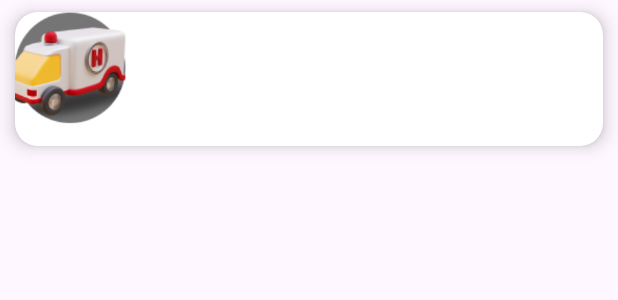
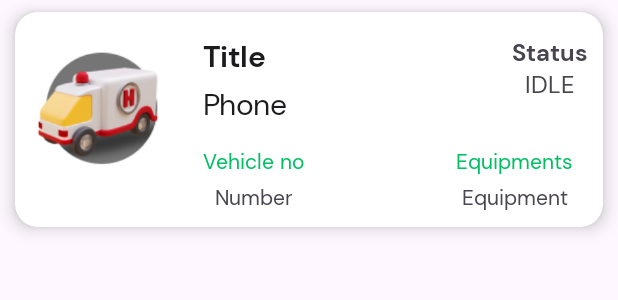
Before and after one commit to AnuragRanjan2003/SwiftAid, an Android app: the layout list_item_ambulance.xml on its own in the app's theme, with its tools: preview values and no code run, on a phone screen of 412 x 824 dp. Shown: the top 300 px of the screen. Run offline under Robolectric (Android 15) with nearby library versions, the phone set to English and light mode, and no system bars.

Commit message:
app is working

```diff
--- a/app/src/main/java/com/hackfest/swiftaid/fragments/authentication/organisation/OrganisationAskFragment.kt
+++ b/app/src/main/java/com/hackfest/swiftaid/fragments/authentication/organisation/OrganisationAskFragment.kt
@@ -28,6 +28,7 @@ class OrganisationAskFragment : Fragment() {
         val nc = findNavController()
         binding.loginButton.setOnClickListener {
             nc.navigate(R.id.organisationLoginFragment)
+
         }
 
         binding.signUpButton.setOnClickListener {
--- a/app/src/main/java/com/hackfest/swiftaid/fragments/map/BottomSheetFragment2.kt
+++ b/app/src/main/java/com/hackfest/swiftaid/fragments/map/BottomSheetFragment2.kt
@@ -21,9 +21,7 @@ class BottomSheetFragment2 : BottomSheetDialogFragment() {
             driverNumber = it.getString("drivernumber")!!
             vehicleNumber = it.getString("vehiclenumber")!!
 
-
         }
-
     }
 
     override fun onCreateView(
--- a/app/src/main/java/com/hackfest/swiftaid/fragments/map/Trackingfragment.kt
+++ b/app/src/main/java/com/hackfest/swiftaid/fragments/map/Trackingfragment.kt
@@ -36,6 +36,7 @@ import com.hackfest.swiftaid.repository.Repository
 import com.hackfest.swiftaid.viewModels.AmbulanceViewModel
 import com.hackfest.swiftaid.viewModels.MapsViewModel
 import com.hackfest.swiftaid.viewModels.factory.MapViewModelFactory
+import com.hackfest.swiftaid.viewmodels.UserAmbulanceViewModel
 
 class trackingfragment : Fragment(), OnMapReadyCallback, OnMarkerClickListener {
     private lateinit var binding: FragmentTrackingfragmentBinding
@@ -46,7 +47,7 @@ class trackingfragment : Fragment(), OnMapReadyCallback, OnMarkerClickListener {
     private lateinit var repository: Repository
     private lateinit var nearestambulance: Ambulance
     private lateinit var nearestAmbulanceData: NearestAmbulanceData
-    private lateinit var ambulanceViewmodel: AmbulanceViewModel
+    private lateinit var ambulanceViewmodel: UserAmbulanceViewModel
     private lateinit var auth: FirebaseAuth
     private lateinit var database: FirebaseDatabase
     private var ac: Boolean = false
@@ -76,7 +77,7 @@ class trackingfragment : Fragment(), OnMapReadyCallback, OnMarkerClickListener {
         ambulanceViewmodel = ViewModelProvider(
             this,
             ViewModelProvider.AndroidViewModelFactory(requireActivity().application)
-        )[AmbulanceViewModel::class.java]
+        )[UserAmbulanceViewModel::class.java]
         // getting the list of ambulances
 
 
--- a/app/src/main/res/layout/list_item_ambulance.xml
+++ b/app/src/main/res/layout/list_item_ambulance.xml
@@ -1,8 +1,8 @@
 <?xml version="1.0" encoding="utf-8"?>
 <androidx.cardview.widget.CardView xmlns:android="http://schemas.android.com/apk/res/android"
+    xmlns:app="http://schemas.android.com/apk/res-auto"
     android:layout_width="match_parent"
     android:layout_height="wrap_content"
-    xmlns:app="http://schemas.android.com/apk/res-auto"
     android:layout_marginLeft="10dp"
     android:layout_marginTop="8dp"
     android:layout_marginRight="10dp"
@@ -12,28 +12,118 @@
     app:cardCornerRadius="15dp"
     app:cardElevation="7dp">
 
+    <androidx.constraintlayout.widget.ConstraintLayout
+        android:layout_width="match_parent"
+        android:layout_height="match_parent"
+        android:paddingBottom="10dp">
+
         <com.google.android.material.imageview.ShapeableImageView
-        android:id="@+id/untitled_de"
-        android:layout_width="99dp"
-        android:layout_height="99dp"
-        android:layout_alignParentLeft="true"
-        android:layout_marginLeft="-15dp"
-        android:layout_alignParentTop="true"
-        android:layout_marginTop="-10dp"
-        android:background="@drawable/ambu_4"/>
+            android:id="@+id/shapeableImageView3"
+            android:layout_width="100dp"
+            android:layout_height="100dp"
+            android:layout_marginStart="5dp"
+            android:src="@drawable/ambu_4"
+            app:layout_constraintBottom_toBottomOf="parent"
+            app:layout_constraintStart_toStartOf="parent"
+            app:layout_constraintTop_toTopOf="parent" />
 
         <TextView
             android:id="@+id/title"
-        android:layout_width="0dp"
-        android:layout_height="20dp"
+            android:layout_width="wrap_content"
+            android:layout_height="wrap_content"
             android:layout_alignParentLeft="true"
             android:layout_alignParentRight="true"
             android:layout_centerVertical="true"
-        android:text="title"
+            android:layout_marginStart="20dp"
+            android:fontFamily="@font/bold"
+            android:text="Title"
             android:textAppearance="@style/title"
-        android:lineSpacingExtra="2sp"
-        android:translationY="-0.92sp"
+            app:layout_constraintStart_toEndOf="@+id/shapeableImageView3"
+            app:layout_constraintTop_toTopOf="@+id/shapeableImageView3" />
+
+        <TextView
+            android:id="@+id/phone"
+            android:layout_width="wrap_content"
+            android:layout_height="wrap_content"
+            android:layout_alignParentLeft="true"
+            android:layout_alignParentRight="true"
+            android:layout_centerVertical="true"
+            android:layout_marginTop="5dp"
+            android:fontFamily="@font/regular"
             android:gravity="top"
-        />
+            android:text="Phone"
+            android:textAppearance="@style/title"
+            app:layout_constraintStart_toStartOf="@+id/title"
+            app:layout_constraintTop_toBottomOf="@+id/title" />
 
+        <TextView
+            android:id="@+id/textView"
+            android:layout_width="wrap_content"
+            android:layout_height="wrap_content"
+            android:layout_marginEnd="10dp"
+            android:fontFamily="@font/bold"
+            android:text="Status"
+            android:textSize="16sp"
+            app:layout_constraintEnd_toEndOf="parent"
+            app:layout_constraintTop_toTopOf="@+id/title" />
+
+        <TextView
+            android:id="@+id/status"
+            android:layout_width="wrap_content"
+            android:layout_height="wrap_content"
+            android:fontFamily="@font/regular"
+            android:text="Idle"
+            android:textSize="16sp"
+            android:textAllCaps="true"
+            app:layout_constraintEnd_toEndOf="@+id/textView"
+            app:layout_constraintHorizontal_bias="0.483"
+            app:layout_constraintStart_toStartOf="@+id/textView"
+            app:layout_constraintTop_toBottomOf="@+id/textView" />
+
+        <TextView
+            android:id="@+id/textView2"
+            android:layout_width="wrap_content"
+            android:layout_height="wrap_content"
+            android:layout_marginTop="15dp"
+            android:fontFamily="@font/regular"
+            android:text="Vehicle no"
+            android:textColor="#00BF63"
+            app:layout_constraintStart_toStartOf="@+id/phone"
+            app:layout_constraintTop_toBottomOf="@+id/phone" />
+
+        <TextView
+            android:id="@+id/textView5"
+            android:layout_width="wrap_content"
+            android:layout_height="wrap_content"
+            android:layout_marginEnd="20dp"
+            android:fontFamily="@font/regular"
+            android:text="Equipments"
+            android:textColor="#00BF63"
+            app:layout_constraintBottom_toBottomOf="@+id/textView2"
+            app:layout_constraintEnd_toEndOf="parent"
+            app:layout_constraintTop_toTopOf="@+id/textView2" />
+
+        <TextView
+            android:id="@+id/vechicle_number"
+            android:layout_width="wrap_content"
+            android:layout_height="wrap_content"
+            android:layout_marginTop="5dp"
+            android:fontFamily="@font/regular"
+            android:text="Number"
+            app:layout_constraintEnd_toEndOf="@+id/textView2"
+
+            app:layout_constraintStart_toStartOf="@+id/textView2"
+            app:layout_constraintTop_toBottomOf="@+id/textView2" />
+
+        <TextView
+            android:id="@+id/equipment"
+            android:layout_width="wrap_content"
+            android:layout_height="wrap_content"
+            android:layout_marginTop="5dp"
+            android:fontFamily="@font/regular"
+            android:text="Equipment"
+            app:layout_constraintEnd_toEndOf="@+id/textView5"
+            app:layout_constraintStart_toStartOf="@+id/textView5"
+            app:layout_constraintTop_toBottomOf="@+id/textView5" />
+    </androidx.constraintlayout.widget.ConstraintLayout>
 </androidx.cardview.widget.CardView>
--- a/app/src/main/res/values/themes.xml
+++ b/app/src/main/res/values/themes.xml
@@ -31,7 +31,7 @@
     </style>
 
     <style name="title">
-        <item name="android:textSize">15sp</item>
+        <item name="android:textSize">20sp</item>
         <item name="android:letterSpacing">-0.02</item>
         <item name="android:textColor">#1C1C1E</item>
     </style>
```
Also changed, not shown: app/src/main/java/com/hackfest/swiftaid/fragments/map/NearByFragment.kt (+4 -7 lines), app/src/main/java/com/hackfest/swiftaid/models/Ambulance.kt (+11 -10 lines), app/src/main/res/navigation/nav_graph.xml (+23 -2 lines). Lines whose indentation alone changed are shown as unchanged.
